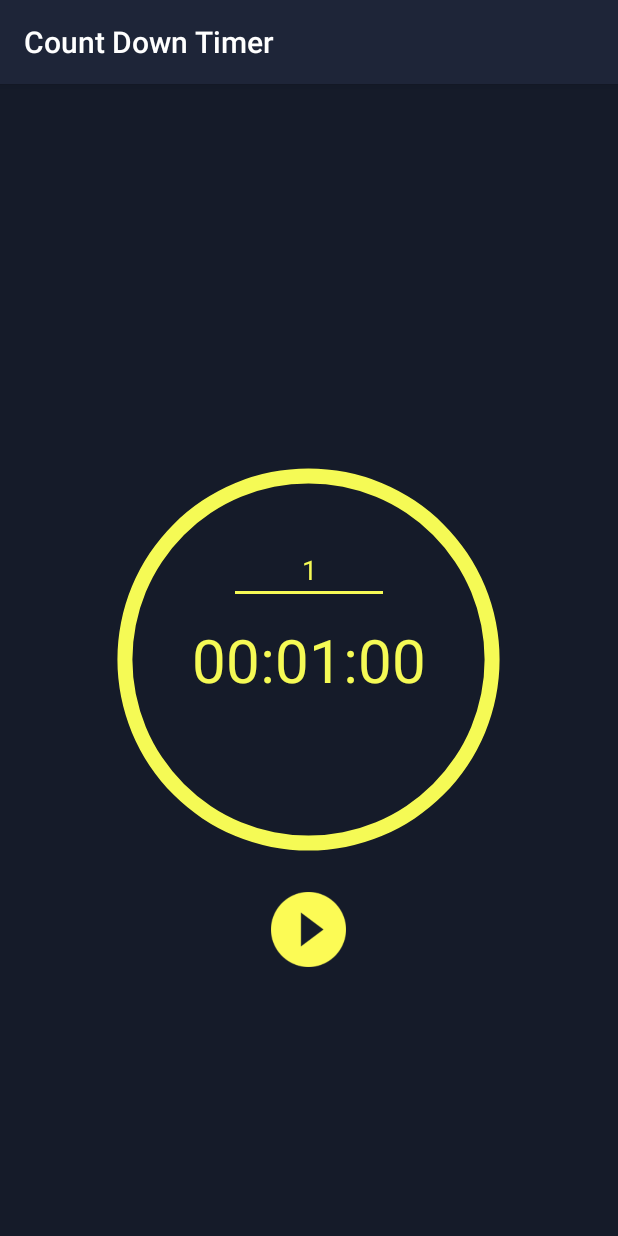
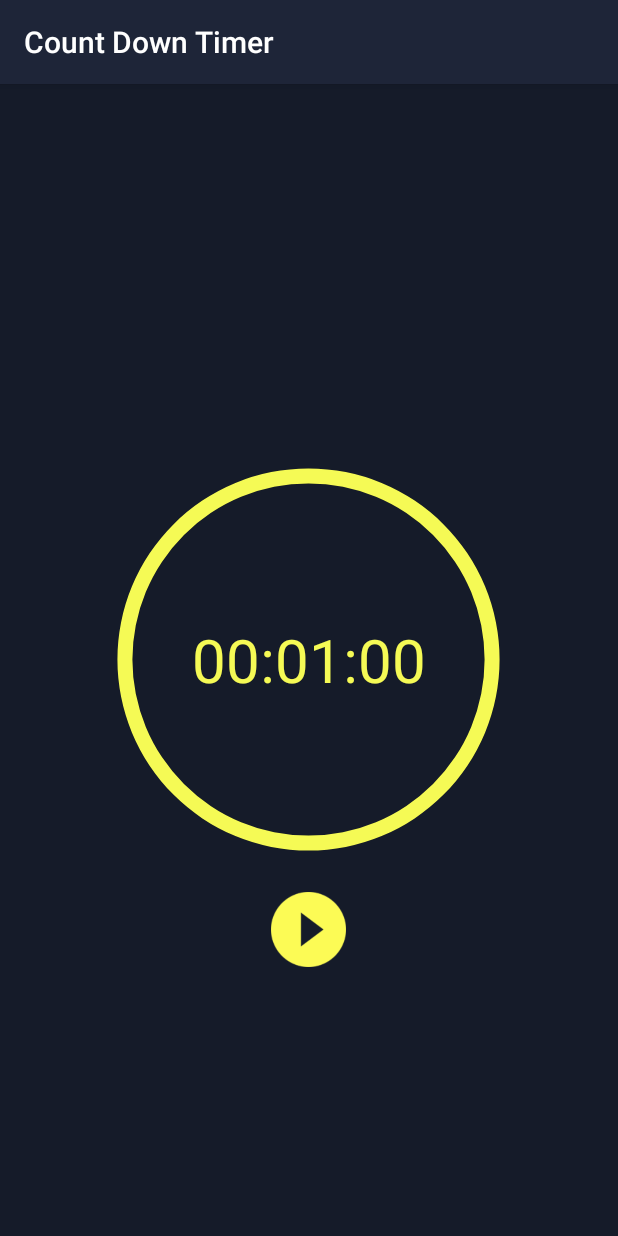
Before and after one commit to moo-nerim/keepWalking, an Android app: the screen it shows after launch (MainActivity), on a phone screen of 412 x 824 dp. Run offline under Robolectric (Android 15) with nearby library versions, the phone set to English and light mode, and no system bars; libraries missing offline, so code that uses them is left out: org.tensorflow.contrib, org.tensorflow.lite; 1 statement that could not run was skipped.

Commit message:
Connect the frozen walking model

```diff
--- a/app/build.gradle
+++ b/app/build.gradle
@@ -39,7 +39,6 @@ android {
 }
 
 dependencies {
-
     implementation 'androidx.appcompat:appcompat:1.3.0'
     implementation 'com.google.android.material:material:1.2.1'
     implementation 'androidx.constraintlayout:constraintlayout:2.0.1'
--- a/app/src/main/java/com/example/gait_health_prediction_androidphone/ActivityClassifier.java
+++ b/app/src/main/java/com/example/gait_health_prediction_androidphone/ActivityClassifier.java
@@ -6,7 +6,7 @@ import org.tensorflow.contrib.android.TensorFlowInferenceInterface;
 
 public class ActivityClassifier {
 
-    private static final String MODEL_FILE = "saved_model.pb";
+    private static final String MODEL_FILE = "frozen_graph.pb";
     private static final String INPUT_NODE = "lstm_1_input";
     private static final String[] OUTPUT_NODES = {"output/Softmax"};
     private static final String OUTPUT_NODE = "output/Softmax";
--- a/app/src/main/res/layout/activity_main.xml
+++ b/app/src/main/res/layout/activity_main.xml
@@ -18,22 +18,22 @@
         android:progressDrawable="@drawable/drawable_circle_yellow"
         android:rotation="-90" />
 
-    <EditText
-        android:id="@+id/editTextMinute"
-        android:layout_width="wrap_content"
-        android:layout_height="wrap_content"
-        android:layout_above="@+id/textViewTime"
-        android:layout_centerHorizontal="true"
-        android:layout_marginBottom="10dp"
-        android:gravity="center"
-        android:hint="@string/hint_minute"
-        android:inputType="number"
-        android:maxLength="15"
-        android:maxLines="1"
-        android:minEms="5"
-        android:text="1"
-        android:textColor="@color/colorYellow"
-        android:textColorHint="@color/colorYellow" />
+<!--    <EditText-->
+<!--        android:id="@+id/editTextMinute"-->
+<!--        android:layout_width="wrap_content"-->
+<!--        android:layout_height="wrap_content"-->
+<!--        android:layout_above="@+id/textViewTime"-->
+<!--        android:layout_centerHorizontal="true"-->
+<!--        android:layout_marginBottom="10dp"-->
+<!--        android:gravity="center"-->
+<!--        android:hint="@string/hint_minute"-->
+<!--        android:inputType="number"-->
+<!--        android:maxLength="15"-->
+<!--        android:maxLines="1"-->
+<!--        android:minEms="5"-->
+<!--        android:text="1"-->
+<!--        android:textColor="@color/colorYellow"-->
+<!--        android:textColorHint="@color/colorYellow" />-->
 
     <TextView
         android:id="@+id/textViewTime"
```
Also changed, not shown: app/src/main/java/com/example/gait_health_prediction_androidphone/MainActivity.java (+3 -4 lines), 3 other files.
